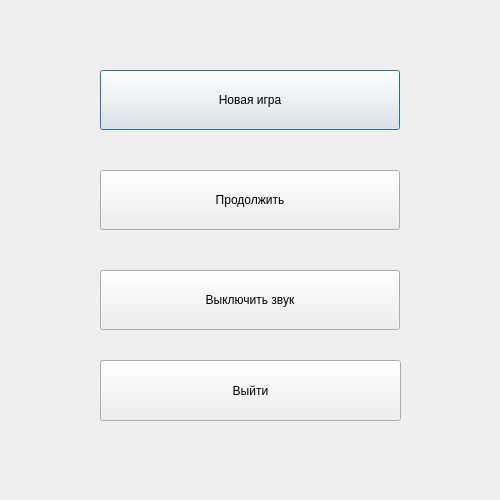
Above: secondwindow.ui from RainMustFall/pig-fighting before the change. Below: the same form after it.
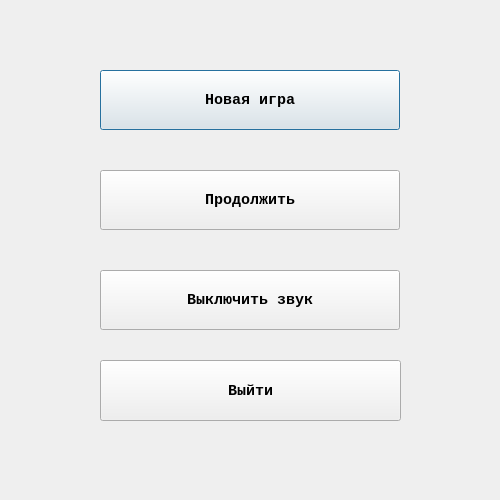
That is the form after the change.

What changed in the file:
```diff
--- a/secondwindow.ui
+++ b/secondwindow.ui
@@ -22,6 +22,14 @@
      <height>60</height>
     </rect>
    </property>
+   <property name="font">
+    <font>
+     <family>Courier New</family>
+     <pointsize>11</pointsize>
+     <weight>75</weight>
+     <bold>true</bold>
+    </font>
+   </property>
    <property name="text">
     <string>Новая игра</string>
    </property>
@@ -35,6 +43,14 @@
      <height>60</height>
     </rect>
    </property>
+   <property name="font">
+    <font>
+     <family>Courier New</family>
+     <pointsize>11</pointsize>
+     <weight>75</weight>
+     <bold>true</bold>
+    </font>
+   </property>
    <property name="text">
     <string>Выключить звук</string>
    </property>
@@ -48,6 +64,14 @@
      <height>60</height>
     </rect>
    </property>
+   <property name="font">
+    <font>
+     <family>Courier New</family>
+     <pointsize>11</pointsize>
+     <weight>75</weight>
+     <bold>true</bold>
+    </font>
+   </property>
    <property name="text">
     <string>Продолжить</string>
    </property>
@@ -61,6 +85,23 @@
      <height>61</height>
     </rect>
    </property>
+   <property name="font">
+    <font>
+     <family>Courier New</family>
+     <pointsize>11</pointsize>
+     <weight>75</weight>
+     <bold>true</bold>
+    </font>
+   </property>
+   <property name="cursor">
+    <cursorShape>ArrowCursor</cursorShape>
+   </property>
+   <property name="contextMenuPolicy">
+    <enum>Qt::PreventContextMenu</enum>
+   </property>
+   <property name="autoFillBackground">
+    <bool>false</bool>
+   </property>
    <property name="text">
     <string>Выйти</string>
    </property>
```
